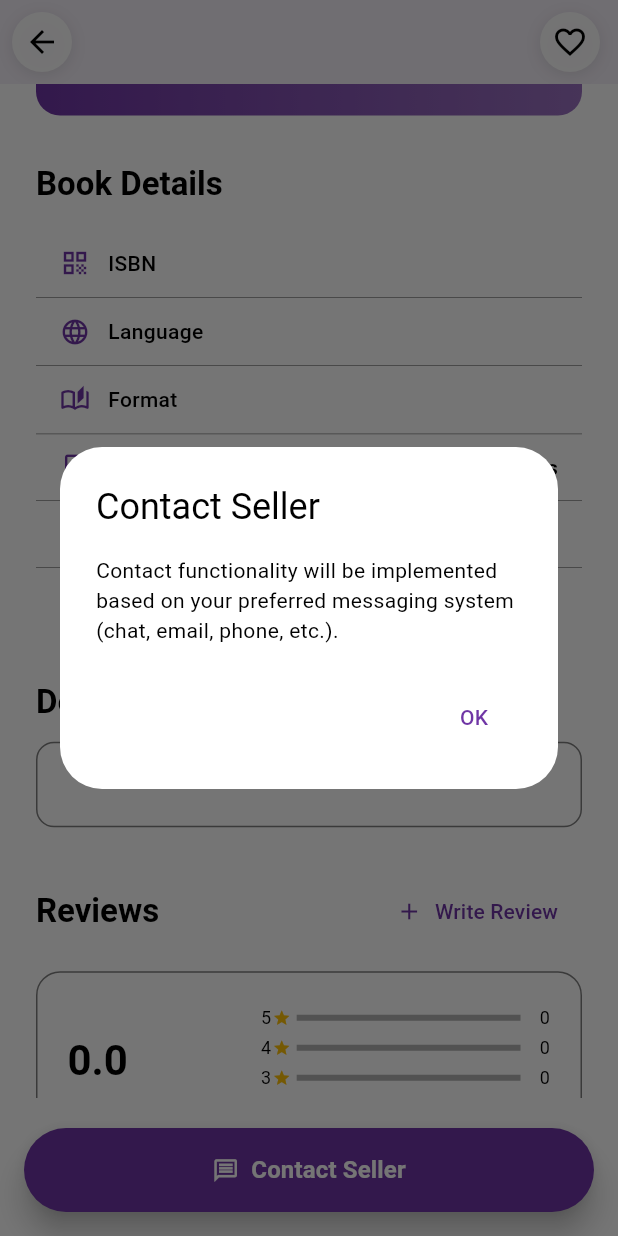
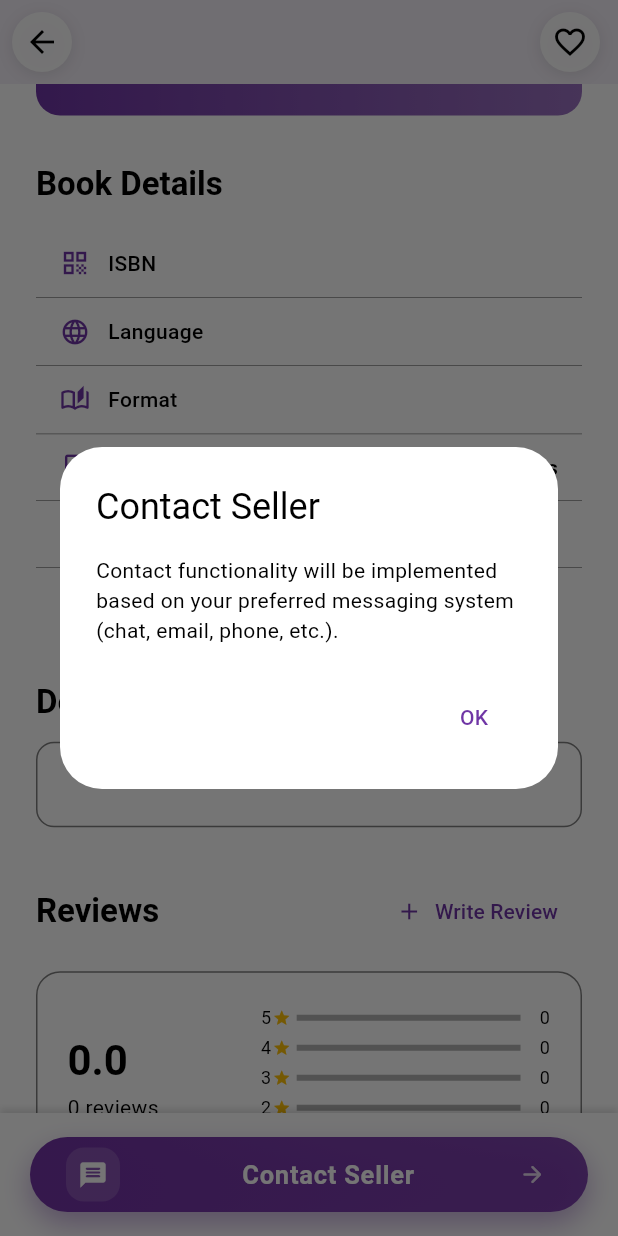
Before and after one commit to SahandMohammed/pertukekem, a Flutter app: the ListingDetailsScreen screen opened directly with empty values, scrolled down 576 dp, after a tap on "Contact Seller", on a phone screen of 412 x 824 dp. Run offline on Flutter 3.47's test engine with Material 3 defaults, Android fonts, the phone set to English and light mode, and no system bars; our stand-ins replace cloud_firestore, country_picker, file_picker, firebase_auth, firebase_core, firebase_storage and 2 more; missing offline and left inert: flutter_pdfview; accounts and stored records are empty; network calls fail.

Commit message:
feat: Enhance contact seller button with improved styling and ownership status indication

```diff
--- a/lib/features/listings/view/listing_details_screen.dart
+++ b/lib/features/listings/view/listing_details_screen.dart
@@ -251,7 +251,8 @@ class _ListingDetailsScreenState extends State<ListingDetailsScreen> {
                 ),
               ),
             ),
-          ),        ],
+          ),
+        ],
       ),
       bottomNavigationBar: _buildContactSellerButton(context),
     );
@@ -744,62 +745,115 @@ class _ListingDetailsScreenState extends State<ListingDetailsScreen> {
 
         // Determine button appearance based on ownership status
         final bool showOwnershipInfo = isCustomer && _userOwnsBook;
-        final Color buttonColor =
-            showOwnershipInfo
-                ? colorScheme.surfaceVariant
-                : colorScheme.primary;        final Color textColor =
+
+        final Color textColor =
             showOwnershipInfo
                 ? colorScheme.onSurfaceVariant
-                : colorScheme.onPrimary;        return Container(
+                : colorScheme.onPrimary;
+        return Container(
           width: double.infinity,
+
           decoration: BoxDecoration(
-            gradient: LinearGradient(
-              begin: Alignment.topCenter,
-              end: Alignment.bottomCenter,
+            color: Colors.white,
+            boxShadow: [
+              BoxShadow(
+                color: Colors.black.withOpacity(0.12),
+                blurRadius: 3,
+                offset: const Offset(0, -3),
+                spreadRadius: 0,
+              ),
+            ],
+          ),
+          padding: const EdgeInsets.fromLTRB(20, 16, 20, 16),
+          child: SafeArea(
+            child: Container(
+              height: 50,
+              decoration: BoxDecoration(
+                gradient:
+                    showOwnershipInfo
+                        ? LinearGradient(
                           colors: [
-                colorScheme.surface.withOpacity(0.0),
-                colorScheme.surface.withOpacity(0.9),
-                colorScheme.surface,
+                            colorScheme.surfaceVariant,
+                            colorScheme.surfaceVariant.withOpacity(0.8),
                           ],
-              stops: const [0.0, 0.5, 1.0],
+                        )
+                        : LinearGradient(
+                          colors: [
+                            colorScheme.primary,
+                            colorScheme.primary.withOpacity(0.9),
+                          ],
                         ),
+                borderRadius: BorderRadius.circular(30),
+                boxShadow: [
+                  BoxShadow(
+                    color:
+                        showOwnershipInfo
+                            ? colorScheme.surfaceVariant.withOpacity(0.3)
+                            : colorScheme.primary.withOpacity(0.4),
+                    blurRadius: 16,
+                    offset: const Offset(0, 8),
                   ),
-          padding: const EdgeInsets.fromLTRB(16, 20, 16, 16),
-          child: SafeArea(
-            child: SizedBox(
-              width: double.infinity,
-              height: 56,
-              child: ElevatedButton.icon(
-                onPressed: () {
+                ],
+              ),
+              child: Material(
+                color: Colors.purple.withOpacity(0.1),
+                borderRadius: BorderRadius.circular(30),
+                child: InkWell(
+                  borderRadius: BorderRadius.circular(30),
+                  onTap: () {
                     if (isCustomer) {
                       _showBuyNowDialog(context);
                     } else {
                       _showContactDialog(context);
                     }
                   },
-                style: ElevatedButton.styleFrom(
-                  backgroundColor: buttonColor,
-                  foregroundColor: textColor,
-                  elevation: showOwnershipInfo ? 2 : 8,
-                  shape: RoundedRectangleBorder(
-                    borderRadius: BorderRadius.circular(28),
+                  child: Container(
+                    padding: const EdgeInsets.symmetric(horizontal: 24),
+                    child: Row(
+                      mainAxisAlignment: MainAxisAlignment.center,
+                      children: [
+                        Container(
+                          padding: const EdgeInsets.all(8),
+                          decoration: BoxDecoration(
+                            color: textColor.withOpacity(0.15),
+                            borderRadius: BorderRadius.circular(12),
+                          ),
+                          child: Icon(
+                            showOwnershipInfo
+                                ? Icons.library_books_rounded
+                                : (isCustomer
+                                    ? Icons.shopping_bag_rounded
+                                    : Icons.message_rounded),
+                            color: textColor,
+                            size: 20,
                           ),
                         ),
-                label: Text(
+                        const SizedBox(width: 16),
+                        Expanded(
+                          child: Text(
                             showOwnershipInfo
                                 ? 'View in Library'
                                 : (isCustomer ? 'Buy Now' : 'Contact Seller'),
-                  style: const TextStyle(
-                    fontSize: 16,
-                    fontWeight: FontWeight.w600,
+                            style: TextStyle(
+                              fontSize: 17,
+                              fontWeight: FontWeight.w700,
+                              color: textColor,
+                              letterSpacing: 0.5,
+                            ),
+                            textAlign: TextAlign.center,
                           ),
                         ),
-                icon: Icon(
-                  showOwnershipInfo
-                      ? Icons.library_books
-                      : (isCustomer
-                          ? Icons.shopping_cart
-                          : Icons.message_outlined),
+                        Container(
+                          padding: const EdgeInsets.all(4),
+                          child: Icon(
+                            Icons.arrow_forward_rounded,
+                            color: textColor.withOpacity(0.8),
+                            size: 18,
+                          ),
+                        ),
+                      ],
+                    ),
+                  ),
                 ),
               ),
             ),
```
Lines whose indentation alone changed are shown as unchanged.
